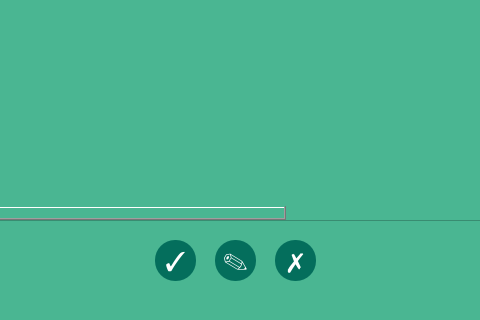
Qt form screens/EmployeesView.ui (gilberton3to/Arqgen) before a commit; both pictures show x 175 to 655 and y 240 to 560 of the 820 by 560 pixel window.
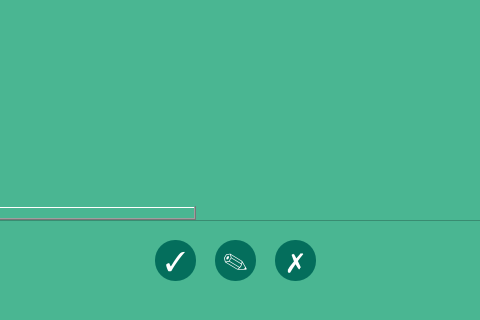
The same form after that commit. Icons and pictures are not drawn.

```diff
--- a/screens/EmployeesView.ui
+++ b/screens/EmployeesView.ui
@@ -204,6 +204,30 @@
       </font>
      </property>
     </column>
+    <column>
+     <property name="text">
+      <string>Formação</string>
+     </property>
+     <property name="font">
+      <font>
+       <pointsize>10</pointsize>
+       <weight>75</weight>
+       <bold>true</bold>
+      </font>
+     </property>
+    </column>
+    <column>
+     <property name="text">
+      <string>Departamento</string>
+     </property>
+     <property name="font">
+      <font>
+       <pointsize>10</pointsize>
+       <weight>75</weight>
+       <bold>true</bold>
+      </font>
+     </property>
+    </column>
    </widget>
    <widget class="QLabel" name="funcionarios">
     <property name="geometry">
```
